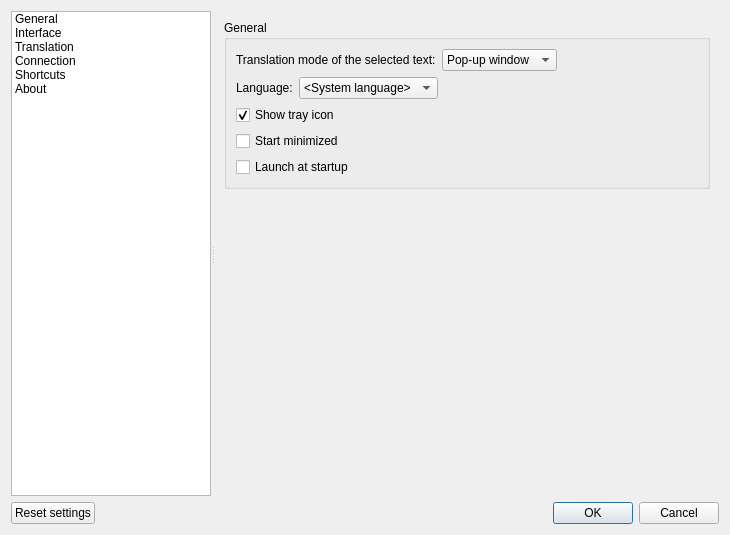
The window that src/settingsdialog.ui (crow-translate/crow-translate) describes before a commit, drawn with Qt 5.
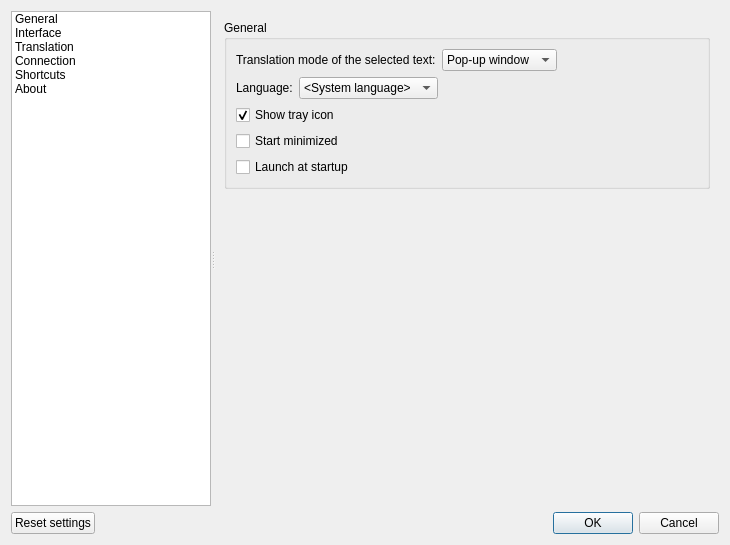
The same window after the commit. Icons and pictures are not drawn.

Commit message: Slightly increase settings window height

```diff
--- a/src/settingsdialog.ui
+++ b/src/settingsdialog.ui
@@ -7,7 +7,7 @@
     <x>0</x>
     <y>0</y>
     <width>730</width>
-    <height>535</height>
+    <height>545</height>
    </rect>
   </property>
   <property name="windowTitle">
```
The commit also changes 1 other file.
